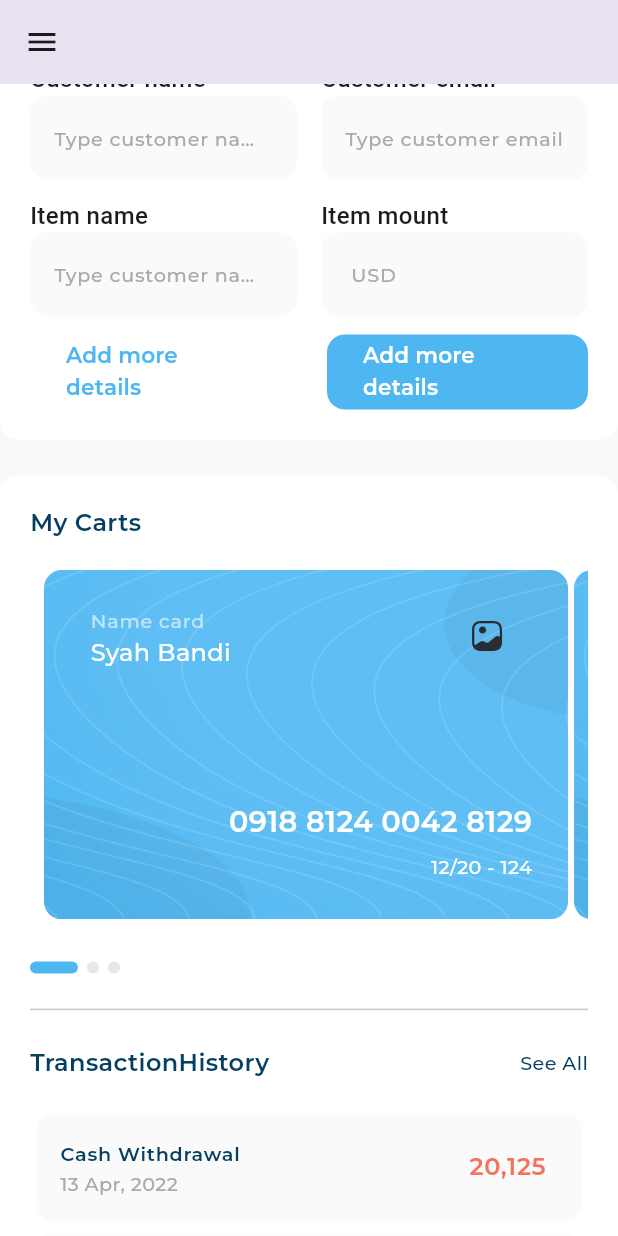
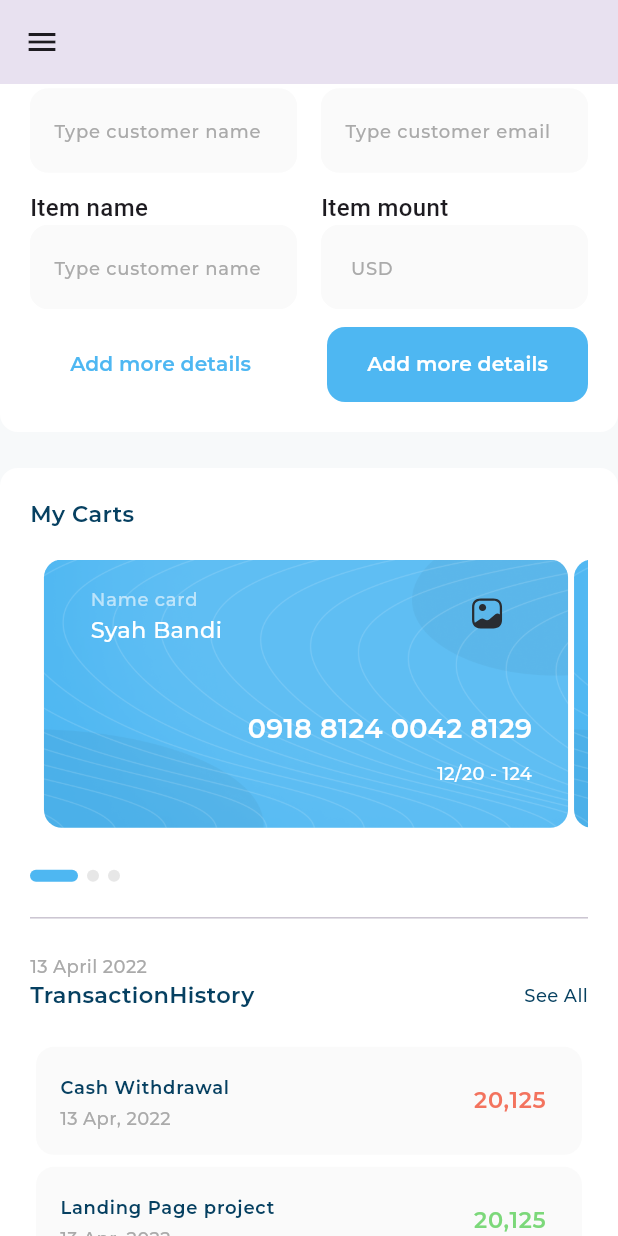
Before and after one commit to cshazem1/responsive_dash_board, a Flutter app: the screen it shows after launch, scrolled down 576 dp, on a phone screen of 412 x 824 dp. Run offline on Flutter 3.47's test engine with Material 3 defaults, Android fonts, the phone set to English and light mode, and no system bars; drawn by our look-alikes of expandable_page_view; our stand-ins replace device_preview, fl_chart, flutter_svg; project files that could hold a hidden picture were left out.

Commit message:
responsive tablet layout & desktop layout done

```diff
--- a/lib/core/utils/app_styles.dart
+++ b/lib/core/utils/app_styles.dart
@@ -98,7 +98,7 @@ double getResponsiveFontSize(context, {required double fontSize}) {
   double scaleFactor = getScaleFactor(context);
   double responsiveFontSize = fontSize * scaleFactor;
 
-  double lowerLimit = fontSize * .8;
+  double lowerLimit = fontSize * .7;
   double upperLimit = fontSize * 1.2;
 
   return responsiveFontSize.clamp(lowerLimit, upperLimit);
@@ -108,13 +108,12 @@ double getScaleFactor(context) {
 
 
   double width = MediaQuery.sizeOf(context).width;
-
   if (width < SizeConfig.tablet) {
     return width / 550;
-  } else if (width < SizeConfig.desktop) {
+  } else if (width < SizeConfig.desktop+65) {
 
     return width / 1000;
   } else {
-    return width / 1920;
+    return width / 1900;
   }
 }
--- a/lib/feature/home/presentation/views/dashboard_view.dart
+++ b/lib/feature/home/presentation/views/dashboard_view.dart
@@ -1,4 +1,5 @@
 import 'package:flutter/material.dart';
+import 'package:responsive_dash_board/core/utils/size_config.dart';
 import 'package:responsive_dash_board/feature/home/presentation/views/widgets/adaptive_layout.dart';
 import 'package:responsive_dash_board/feature/home/presentation/views/widgets/custom_drawer.dart';
 import 'package:responsive_dash_board/feature/home/presentation/views/widgets/dashboard_desktop_layout.dart';
@@ -11,7 +12,7 @@ class DashboardView extends StatelessWidget {
   @override
   Widget build(BuildContext context) {
     return Scaffold(
-      appBar: MediaQuery.sizeOf(context).width <800 ? AppBar(
+      appBar: MediaQuery.sizeOf(context).width <SizeConfig.tablet+65 ? AppBar(
         elevation: 0,
       ) : null,
       drawer: SizedBox(
--- a/lib/feature/home/presentation/views/widgets/adaptive_layout.dart
+++ b/lib/feature/home/presentation/views/widgets/adaptive_layout.dart
@@ -19,6 +19,7 @@ class AdaptiveLayout extends StatelessWidget{
 
         }
         else {
+
           return  desktopLayout(context);
 
         }
--- a/lib/feature/home/presentation/views/widgets/income_section.dart
+++ b/lib/feature/home/presentation/views/widgets/income_section.dart
@@ -11,12 +11,16 @@ class IncomeSection extends StatelessWidget {
   Widget build(BuildContext context) {
     return const CustomBackgroundContainer(
         child: Column(
+          crossAxisAlignment: CrossAxisAlignment.center,
           children: [
             IncomeSectionHeader(),
             SizedBox(
               height: 20,
             ),
             IncomeSectionBody(),
+            SizedBox(
+              height: 20,
+            ),
           ],
         ));
   }
--- a/lib/feature/home/presentation/views/widgets/item_details.dart
+++ b/lib/feature/home/presentation/views/widgets/item_details.dart
@@ -1,3 +1,4 @@
+
 import 'package:flutter/cupertino.dart';
 import 'package:flutter/material.dart';
 
@@ -10,6 +11,7 @@ class ItemDetails extends StatelessWidget {
 
   @override
   Widget build(BuildContext context) {
+
     return   ListTile(
       leading: Container(
         width: 12,
--- a/lib/feature/home/presentation/views/widgets/my_card.dart
+++ b/lib/feature/home/presentation/views/widgets/my_card.dart
@@ -10,7 +10,7 @@ class MyCard extends StatelessWidget {
   @override
   Widget build(BuildContext context) {
     return AspectRatio(
-        aspectRatio: 1.5,
+        aspectRatio: 420/215,
         child: Container(
           decoration: ShapeDecoration(
             image: const DecorationImage(
@@ -29,7 +29,7 @@ class MyCard extends StatelessWidget {
             children: [
               ListTile(
                 contentPadding:
-                    const EdgeInsets.only(left: 31, right: 42, top: 8),
+                    const EdgeInsets.only(left: 31, right: 42, top: 0),
                 title: Text(
                   "Name card",
                   style: AppStyles.styleRegular16(context)
@@ -63,8 +63,10 @@ class MyCard extends StatelessWidget {
                   ],
                 ),
               ),
-              const SizedBox(
-                height: 54 - 28,
+              const Flexible(
+                child: SizedBox(
+                  height: 54 - 28,
+                ),
               ),
             ],
           ),
--- a/lib/feature/home/presentation/views/widgets/transaction_history.dart
+++ b/lib/feature/home/presentation/views/widgets/transaction_history.dart
@@ -1,4 +1,5 @@
 import 'package:flutter/material.dart';
+import 'package:responsive_dash_board/core/utils/app_styles.dart';
 import 'package:responsive_dash_board/feature/home/presentation/views/widgets/transaction_history_header.dart';
 import 'package:responsive_dash_board/feature/home/presentation/views/widgets/transaction_history_listView.dart';
 
@@ -9,13 +10,15 @@ class TransactionHistory extends StatelessWidget {
 
   @override
   Widget build(BuildContext context) {
-    return const Column(
+    return  Column(
+      crossAxisAlignment: CrossAxisAlignment.start,
       children: [
-        TransactionHistoryHeader(),
-        SizedBox(
-          height: 18,
+        Text('13 April 2022',style: AppStyles.styleMedium16(context).copyWith(color: const Color(0xFFAAAAAA)),),
+        const TransactionHistoryHeader(),
+        const SizedBox(
+          height: 20,
         ),
-        TransactionHistoryListView(),
+        const TransactionHistoryListView(),
       ],
     );
   }
--- a/lib/main.dart
+++ b/lib/main.dart
@@ -1,9 +1,14 @@
+import 'package:device_preview/device_preview.dart';
+import 'package:flutter/foundation.dart';
 import 'package:flutter/material.dart';
 
 import 'feature/home/presentation/views/dashboard_view.dart';
 
 void main() {
-  runApp(const ResponsiveDashView());
+  runApp(  DevicePreview(
+    enabled: !kReleaseMode,
+    builder: (context) => const ResponsiveDashView(), // Wrap your app
+  ),);
 }
 
 class ResponsiveDashView extends StatelessWidget {
@@ -13,6 +18,10 @@ class ResponsiveDashView extends StatelessWidget {
   @override
   Widget build(BuildContext context) {
 
-  return const MaterialApp(home:
+  return  MaterialApp(
+    locale: DevicePreview.locale(context),
+    builder: DevicePreview.appBuilder,
+
+    home:
   DashboardView()
     ,debugShowCheckedModeBanner: false,);}}
--- a/pubspec.yaml
+++ b/pubspec.yaml
@@ -38,6 +38,7 @@ dependencies:
   flutter_svg: ^2.0.10+1
   expandable_page_view: ^1.0.17
   fl_chart: ^0.69.0
+  device_preview: ^1.2.0
 
 dev_dependencies:
   flutter_test:
```
Also changed, not shown: lib/feature/home/presentation/views/widgets/active&inactive_item.dart (+17 -7 lines), lib/feature/home/presentation/views/widgets/dashboard_desktop_layout.dart (+24 -8 lines), lib/feature/home/presentation/views/widgets/details_income_cart.dart (added, +74 -0 lines), lib/feature/home/presentation/views/widgets/income_cart.dart (+18 -13 lines), lib/feature/home/presentation/views/widgets/income_section_body.dart (+20 -13 lines), lib/feature/home/presentation/views/widgets/user_info_list_tile.dart (+13 -4 lines), pubspec.lock.
